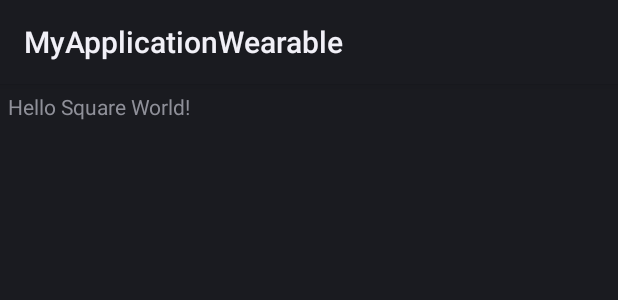
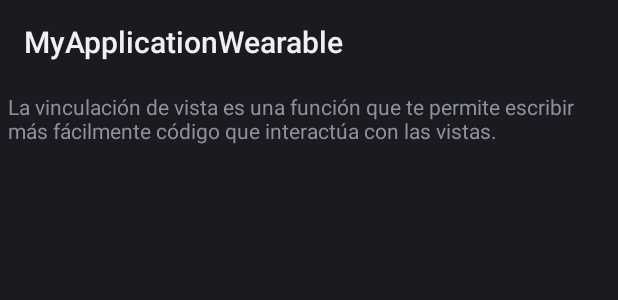
Before and after one commit to SnubSh/Wearable, an Android app: the layout activity_main.xml on its own in the app's theme, with its tools: preview values and no code run, on a phone screen of 412 x 824 dp. Shown: the top 300 px of the screen. Run offline under Robolectric (Android 15) with nearby library versions, the phone set to English and light mode, and no system bars; plain views replace BoxInsetLayout.

Commit message:
Práctica 1. Wear OS

```diff
--- a/app/src/main/java/com/example/myapplicationwearable/MainActivity.kt
+++ b/app/src/main/java/com/example/myapplicationwearable/MainActivity.kt
@@ -2,6 +2,7 @@ package com.example.myapplicationwearable
 
 import android.app.Activity
 import android.os.Bundle
+//Enlazar elementos de la vista con el codigo
 import com.example.myapplicationwearable.databinding.ActivityMainBinding
 
 class MainActivity : Activity() {
@@ -11,8 +12,12 @@ class MainActivity : Activity() {
     override fun onCreate(savedInstanceState: Bundle?) {
         super.onCreate(savedInstanceState)
 
+        //Asignado el valor
         binding = ActivityMainBinding.inflate(layoutInflater)
         setContentView(binding.root)
 
+        //Modificar el valor del TextView
+        //binding.text.text="La vinculación de vista es una función que te permite escribir más fácilmente código que interactúa con las vistas."
+
     }
 }
--- a/app/src/main/res/layout/activity_main.xml
+++ b/app/src/main/res/layout/activity_main.xml
@@ -18,7 +18,7 @@
             android:id="@+id/text"
             android:layout_width="wrap_content"
             android:layout_height="wrap_content"
-            android:text="@string/hello_world" />
+            android:text="@string/hello"/>
 
     </FrameLayout>
 </androidx.wear.widget.BoxInsetLayout>
--- a/app/src/main/res/values-round/strings.xml
+++ b/app/src/main/res/values-round/strings.xml
@@ -1,3 +1,3 @@
 <resources>
-    <string name="hello_world">Hello Round World!</string>
+    <string name="hello">La vinculación de vista es una función que te permite escribir más fácilmente código que interactúa con las vistas.</string>
 </resources>
--- a/app/src/main/res/values/strings.xml
+++ b/app/src/main/res/values/strings.xml
@@ -4,5 +4,5 @@
     This string is used for square devices and overridden by hello_world in
     values-round/strings.xml for round devices.
     -->
-    <string name="hello_world">Hello Square World!</string>
+    <string name="hello">La vinculación de vista es una función que te permite escribir más fácilmente código que interactúa con las vistas.</string>
 </resources>
```
Also changed, not shown: 1 other file.
